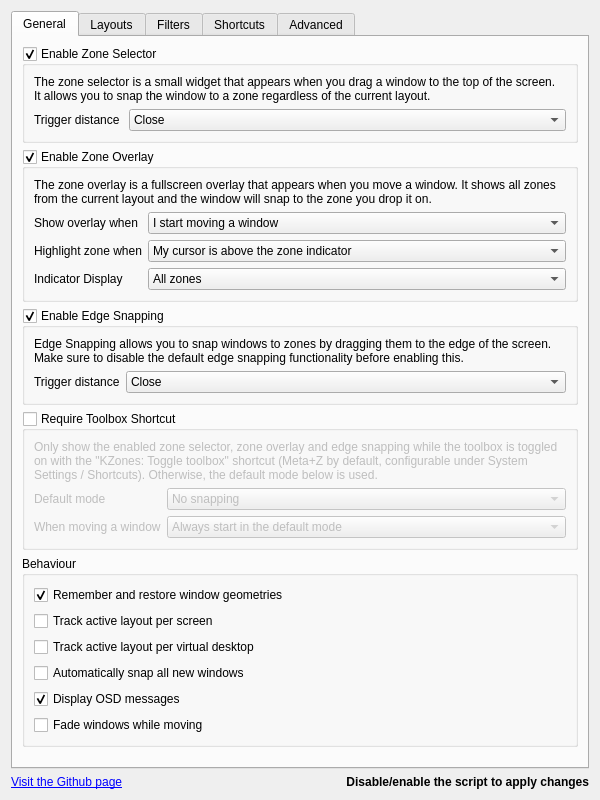
Qt form src/contents/ui/config.ui (alfredolavin/kzones) before a commit.
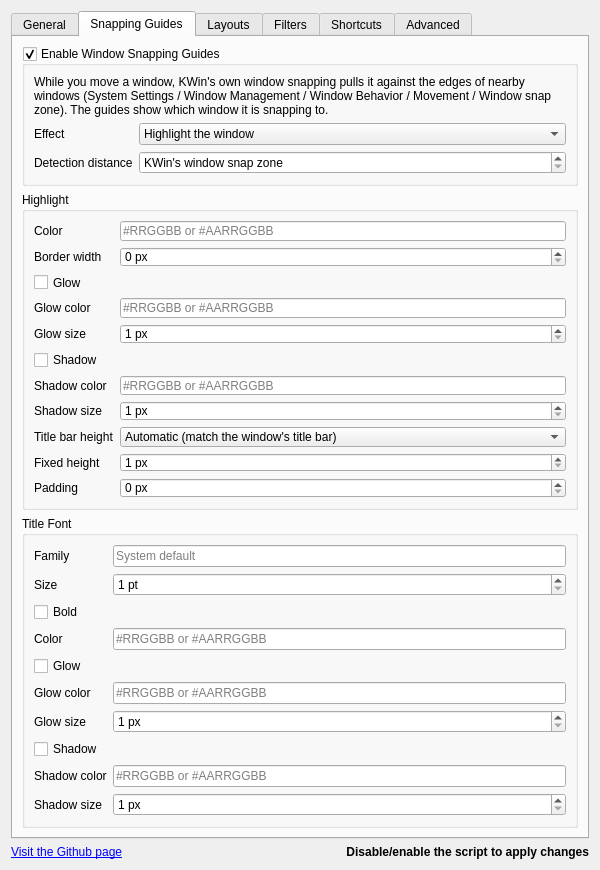
The same form after that commit. The open tabs and pages were chosen to show the change. Icons and pictures are not drawn.

Commit message: Add window snapping guides with highlight and bring-to-front effects

```diff
--- a/src/contents/ui/config.ui
+++ b/src/contents/ui/config.ui
@@ -278,7 +278,7 @@
                     <item>
                       <widget class="QLabel" name="label_toolboxExplanation">
                         <property name="text">
-                          <string>Only show the enabled zone selector, zone overlay and edge snapping while the toolbox is toggled on with the "KZones: Toggle toolbox" shortcut (Meta+Z by default, configurable under System Settings / Shortcuts). Otherwise, the default mode below is used.</string>
+                          <string>Only show the enabled zone selector, zone overlay, edge snapping and window snapping guides while the toolbox is toggled on with the "KZones: Toggle toolbox" shortcut (Meta+Z by default, configurable under System Settings / Shortcuts). Otherwise, the default mode below is used.</string>
                         </property>
                         <property name="wordWrap">
                           <bool>true</bool>
@@ -439,6 +439,449 @@
             <zorder>kcfg_enableZoneSelector</zorder>
             <zorder>kcfg_enableZoneOverlay</zorder>
           </widget>
+          <widget class="QWidget" name="tab_snappingGuides">
+            <attribute name="icon">
+              <iconset theme="transform-move"/>
+            </attribute>
+            <attribute name="title">
+              <string>Snapping Guides</string>
+            </attribute>
+            <layout class="QVBoxLayout" name="verticalLayout_snappingGuides">
+          <item>
+          <widget class="QGroupBox" name="kcfg_enableWindowSnapGuides">
+            <property name="title">
+              <string>Enable Window Snapping Guides</string>
+            </property>
+            <property name="checkable">
+              <bool>true</bool>
+            </property>
+            <layout class="QVBoxLayout" name="verticalLayout_enableWindowSnapGuides">
+          <item>
+          <widget class="QLabel" name="label_windowSnapExplanation">
+            <property name="text">
+              <string>While you move a window, KWin's own window snapping pulls it against the edges of nearby windows (System Settings / Window Management / Window Behavior / Movement / Window snap zone). The guides show which window it is snapping to.</string>
+            </property>
+            <property name="wordWrap">
+              <bool>true</bool>
+            </property>
+          </widget>
+          </item>
+          <item>
+          <layout class="QFormLayout" name="formLayout_windowSnap">
+          <item row="0" column="0">
+          <widget class="QLabel" name="label_windowSnapEffect">
+            <property name="text">
+              <string>Effect</string>
+            </property>
+          </widget>
+          </item>
+          <item row="0" column="1">
+          <widget class="QComboBox" name="kcfg_windowSnapEffect">
+            <item>
+              <property name="text">
+                <string>Highlight the window</string>
+              </property>
+            </item>
+            <item>
+              <property name="text">
+                <string>Bring the window to the front</string>
+              </property>
+            </item>
+            <item>
+              <property name="text">
+                <string>Both</string>
+              </property>
+            </item>
+          </widget>
+          </item>
+          <item row="1" column="0">
+          <widget class="QLabel" name="label_windowSnapDistance">
+            <property name="text">
+              <string>Detection distance</string>
+            </property>
+          </widget>
+          </item>
+          <item row="1" column="1">
+          <widget class="QSpinBox" name="kcfg_windowSnapDistance">
+            <property name="suffix">
+              <string> px</string>
+            </property>
+            <property name="minimum">
+              <number>0</number>
+            </property>
+            <property name="maximum">
+              <number>200</number>
+            </property>
+            <property name="specialValueText">
+              <string>KWin's window snap zone</string>
+            </property>
+          </widget>
+          </item>
+          </layout>
+          </item>
+            </layout>
+          </widget>
+          </item>
+          <item>
+          <widget class="QGroupBox" name="windowSnapHighlight">
+            <property name="title">
+              <string>Highlight</string>
+            </property>
+            <layout class="QVBoxLayout" name="verticalLayout_windowSnapHighlight">
+          <item>
+          <layout class="QFormLayout" name="formLayout_windowSnapHighlight">
+          <item row="0" column="0">
+          <widget class="QLabel" name="label_windowSnapColor">
+            <property name="text">
+              <string>Color</string>
+            </property>
+          </widget>
+          </item>
+          <item row="0" column="1">
+          <widget class="QLineEdit" name="kcfg_windowSnapColor">
+            <property name="placeholderText">
+              <string>#RRGGBB or #AARRGGBB</string>
+            </property>
+          </widget>
+          </item>
+          <item row="1" column="0">
+          <widget class="QLabel" name="label_windowSnapBorderWidth">
+            <property name="text">
+              <string>Border width</string>
+            </property>
+          </widget>
+          </item>
+          <item row="1" column="1">
+          <widget class="QSpinBox" name="kcfg_windowSnapBorderWidth">
+            <property name="suffix">
+              <string> px</string>
+            </property>
+            <property name="minimum">
+              <number>0</number>
+            </property>
+            <property name="maximum">
+              <number>50</number>
+            </property>
+          </widget>
+          </item>
+          <item row="2" column="0" colspan="2">
+          <widget class="QCheckBox" name="kcfg_windowSnapGlowEnabled">
+            <property name="text">
+              <string>Glow</string>
+            </property>
+          </widget>
+          </item>
+          <item row="3" column="0">
+          <widget class="QLabel" name="label_windowSnapGlowColor">
+            <property name="text">
+              <string>Glow color</string>
+            </property>
+          </widget>
+          </item>
+          <item row="3" column="1">
+          <widget class="QLineEdit" name="kcfg_windowSnapGlowColor">
+            <property name="placeholderText">
+              <string>#RRGGBB or #AARRGGBB</string>
+            </property>
+          </widget>
+          </item>
+          <item row="4" column="0">
+          <widget class="QLabel" name="label_windowSnapGlowSize">
+            <property name="text">
+              <string>Glow size</string>
+            </property>
+          </widget>
+          </item>
+          <item row="4" column="1">
+          <widget class="QSpinBox" name="kcfg_windowSnapGlowSize">
+            <property name="suffix">
+              <string> px</string>
+            </property>
+            <property name="minimum">
+              <number>1</number>
+            </property>
+            <property name="maximum">
+              <number>64</number>
+            </property>
+          </widget>
+          </item>
+          <item row="5" column="0" colspan="2">
+          <widget class="QCheckBox" name="kcfg_windowSnapShadowEnabled">
+            <property name="text">
+              <string>Shadow</string>
+            </property>
+          </widget>
+          </item>
+          <item row="6" column="0">
+          <widget class="QLabel" name="label_windowSnapShadowColor">
+            <property name="text">
+              <string>Shadow color</string>
+            </property>
+          </widget>
+          </item>
+          <item row="6" column="1">
+          <widget class="QLineEdit" name="kcfg_windowSnapShadowColor">
+            <property name="placeholderText">
+              <string>#RRGGBB or #AARRGGBB</string>
+            </property>
+          </widget>
+          </item>
+          <item row="7" column="0">
+          <widget class="QLabel" name="label_windowSnapShadowSize">
+            <property name="text">
+              <string>Shadow size</string>
+            </property>
+          </widget>
+          </item>
+          <item row="7" column="1">
+          <widget class="QSpinBox" name="kcfg_windowSnapShadowSize">
+            <property name="suffix">
+              <string> px</string>
+            </property>
+            <property name="minimum">
+              <number>1</number>
+            </property>
+            <property name="maximum">
+              <number>64</number>
+            </property>
+          </widget>
+          </item>
+          <item row="8" column="0">
+          <widget class="QLabel" name="label_windowSnapTitleHeightMode">
+            <property name="text">
+              <string>Title bar height</string>
+            </property>
+          </widget>
+          </item>
+          <item row="8" column="1">
+          <widget class="QComboBox" name="kcfg_windowSnapTitleHeightMode">
+            <item>
+              <property name="text">
+                <string>Automatic (match the window's title bar)</string>
+              </property>
+            </item>
+            <item>
+              <property name="text">
+                <string>Fixed height</string>
+              </property>
+            </item>
+            <item>
+              <property name="text">
+                <string>Fixed padding around the title</string>
+              </property>
+            </item>
+          </widget>
+          </item>
+          <item row="9" column="0">
+          <widget class="QLabel" name="label_windowSnapTitleHeight">
+            <property name="text">
+              <string>Fixed height</string>
+            </property>
+          </widget>
+          </item>
+          <item row="9" column="1">
+          <widget class="QSpinBox" name="kcfg_windowSnapTitleHeight">
+            <property name="suffix">
+              <string> px</string>
+            </property>
+            <property name="minimum">
+              <number>1</number>
+            </property>
+            <property name="maximum">
+              <number>200</number>
+            </property>
+          </widget>
+          </item>
+          <item row="10" column="0">
+          <widget class="QLabel" name="label_windowSnapTitlePadding">
+            <property name="text">
+              <string>Padding</string>
+            </property>
+          </widget>
+          </item>
+          <item row="10" column="1">
+          <widget class="QSpinBox" name="kcfg_windowSnapTitlePadding">
+            <property name="suffix">
+              <string> px</string>
+            </property>
+            <property name="minimum">
+              <number>0</number>
+            </property>
+            <property name="maximum">
+              <number>100</number>
+            </property>
+          </widget>
+          </item>
+          </layout>
+          </item>
+            </layout>
+          </widget>
+          </item>
+          <item>
+          <widget class="QGroupBox" name="windowSnapFont">
+            <property name="title">
+              <string>Title Font</string>
+            </property>
+            <layout class="QVBoxLayout" name="verticalLayout_windowSnapFont">
+          <item>
+          <layout class="QFormLayout" name="formLayout_windowSnapFont">
+          <item row="0" column="0">
+          <widget class="QLabel" name="label_windowSnapFontFamily">
+            <property name="text">
+              <string>Family</string>
+            </property>
+          </widget>
+          </item>
+          <item row="0" column="1">
+          <widget class="QLineEdit" name="kcfg_windowSnapFontFamily">
+            <property name="placeholderText">
+              <string>System default</string>
+            </property>
+          </widget>
+          </item>
+          <item row="1" column="0">
+          <widget class="QLabel" name="label_windowSnapFontSize">
+            <property name="text">
+              <string>Size</string>
+            </property>
+          </widget>
+          </item>
+          <item row="1" column="1">
+          <widget class="QSpinBox" name="kcfg_windowSnapFontSize">
+            <property name="suffix">
+              <string> pt</string>
+            </property>
+            <property name="minimum">
+              <number>1</number>
+            </property>
+            <property name="maximum">
+              <number>96</number>
+            </property>
+          </widget>
+          </item>
+          <item row="2" column="0" colspan="2">
+          <widget class="QCheckBox" name="kcfg_windowSnapFontBold">
+            <property name="text">
+              <string>Bold</string>
+            </property>
+          </widget>
+          </item>
+          <item row="3" column="0">
+          <widget class="QLabel" name="label_windowSnapFontColor">
+            <property name="text">
+              <string>Color</string>
+            </property>
+          </widget>
+          </item>
+          <item row="3" column="1">
+          <widget class="QLineEdit" name="kcfg_windowSnapFontColor">
+            <property name="placeholderText">
+              <string>#RRGGBB or #AARRGGBB</string>
+            </property>
+          </widget>
+          </item>
+          <item row="4" column="0" colspan="2">
+          <widget class="QCheckBox" name="kcfg_windowSnapFontGlowEnabled">
+            <property name="text">
+              <string>Glow</string>
+            </property>
+          </widget>
+          </item>
+          <item row="5" column="0">
+          <widget class="QLabel" name="label_windowSnapFontGlowColor">
+            <property name="text">
+              <string>Glow color</string>
+            </property>
+          </widget>
+          </item>
+          <item row="5" column="1">
+          <widget class="QLineEdit" name="kcfg_windowSnapFontGlowColor">
+            <property name="placeholderText">
+              <string>#RRGGBB or #AARRGGBB</string>
+            </property>
+          </widget>
+          </item>
+          <item row="6" column="0">
+          <widget class="QLabel" name="label_windowSnapFontGlowSize">
+            <property name="text">
+              <string>Glow size</string>
+            </property>
+          </widget>
+          </item>
+          <item row="6" column="1">
+          <widget class="QSpinBox" name="kcfg_windowSnapFontGlowSize">
+            <property name="suffix">
+              <string> px</string>
+            </property>
+            <property name="minimum">
+              <number>1</number>
+            </property>
+            <property name="maximum">
+              <number>64</number>
+            </property>
+          </widget>
+          </item>
+          <item row="7" column="0" colspan="2">
+          <widget class="QCheckBox" name="kcfg_windowSnapFontShadowEnabled">
+            <property name="text">
+              <string>Shadow</string>
+            </property>
+          </widget>
+          </item>
+          <item row="8" column="0">
+          <widget class="QLabel" name="label_windowSnapFontShadowColor">
+            <property name="text">
+              <string>Shadow color</string>
+            </property>
+          </widget>
+          </item>
+          <item row="8" column="1">
+          <widget class="QLineEdit" name="kcfg_windowSnapFontShadowColor">
+            <property name="placeholderText">
+              <string>#RRGGBB or #AARRGGBB</string>
+            </property>
+          </widget>
+          </item>
+          <item row="9" column="0">
+          <widget class="QLabel" name="label_windowSnapFontShadowSize">
+            <property name="text">
+              <string>Shadow size</string>
+            </property>
+          </widget>
+          </item>
+          <item row="9" column="1">
+          <widget class="QSpinBox" name="kcfg_windowSnapFontShadowSize">
+            <property name="suffix">
+              <string> px</string>
+            </property>
+            <property name="minimum">
+              <number>1</number>
+            </property>
+            <property name="maximum">
+              <number>64</number>
+            </property>
+          </widget>
+          </item>
+          </layout>
+          </item>
+            </layout>
+          </widget>
+          </item>
+          <item>
+            <spacer name="verticalSpacer_snappingGuides">
+              <property name="orientation">
+                <enum>Qt::Orientation::Vertical</enum>
+              </property>
+              <property name="sizeHint" stdset="0">
+                <size>
+                  <width>0</width>
+                  <height>0</height>
+                </size>
+              </property>
+            </spacer>
+          </item>
+            </layout>
+          </widget>
           <widget class="QWidget" name="tab_layouts">
             <attribute name="icon">
               <iconset theme="preferences-desktop-virtual">
```
Left out of the diff: 5 changed lines with no effect on the pictures. The commit also changes 6 other files.
